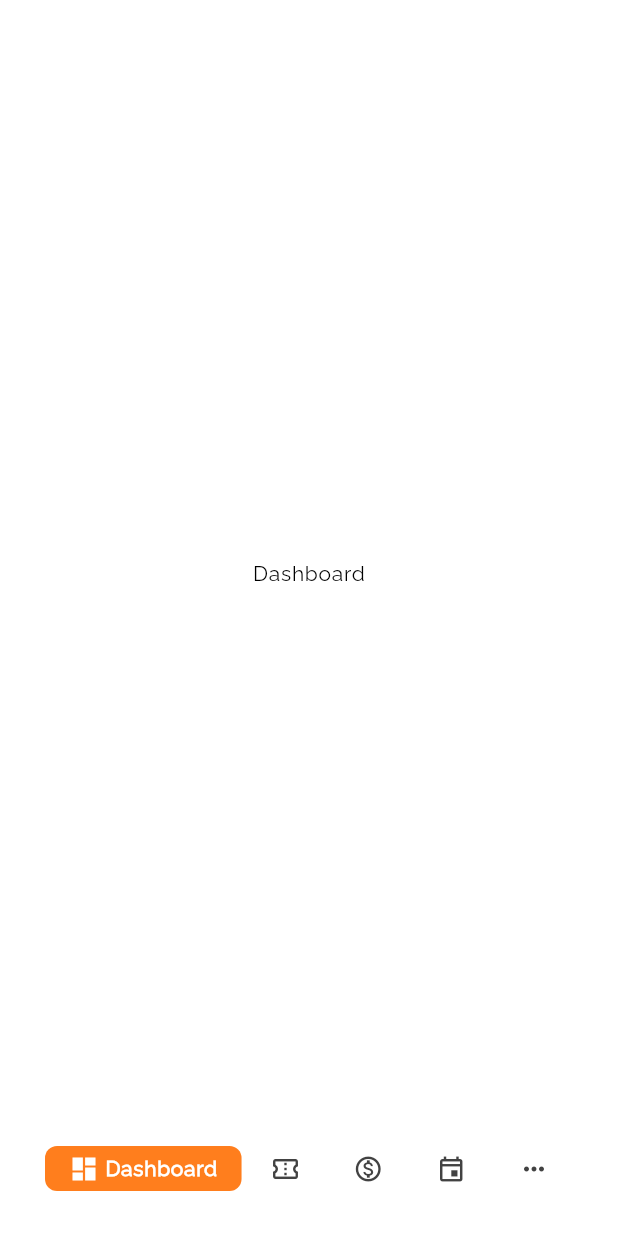
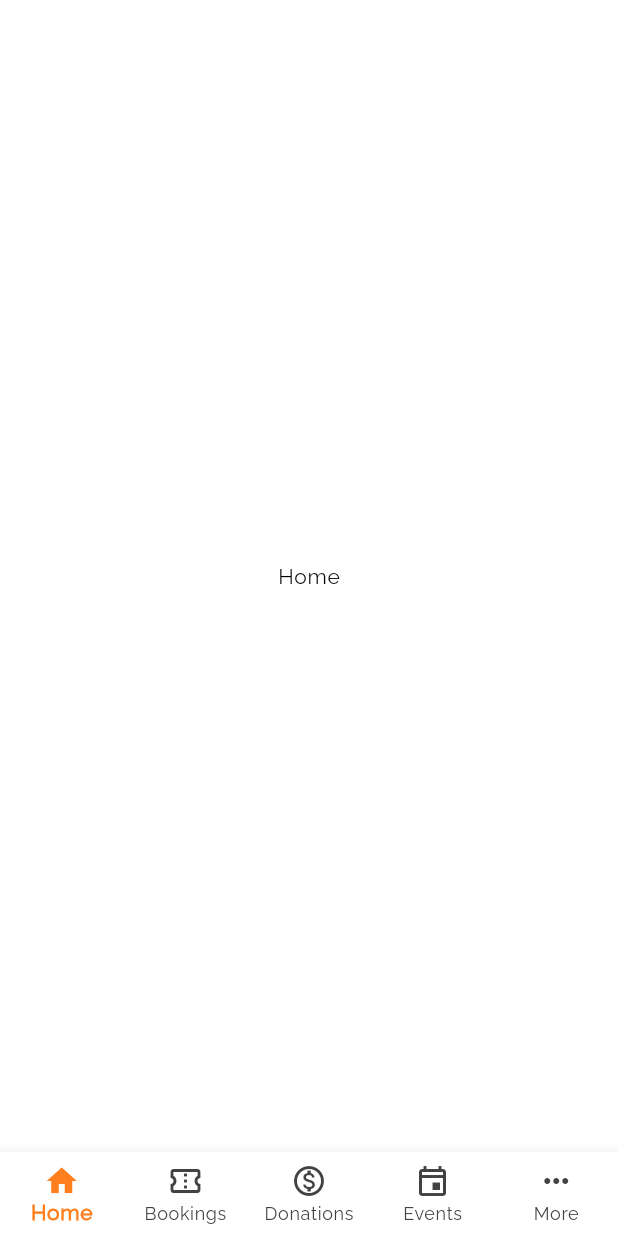
Before and after one commit to vishnucprasad/literate-octo-doodle, a Flutter app: the screen it shows after launch, on a phone screen of 412 x 824 dp. Run offline on Flutter 3.47's test engine with Material 3 defaults, Android fonts, the phone set to English and light mode, and no system bars; drawn by our look-alikes of google_nav_bar; our stand-ins replace flutter_dotenv, flutter_hooks, flutter_riverpod, freezed_annotation, go_router and 3 more; generated files the repository leaves out were written again.

Commit message:
refactor(navigation): replace google_nav_bar with default BottomNavigationBar
Removed google_nav_bar package and implemented Flutter's default BottomNavigationBar for better performance and maintainability.

```diff
--- a/lib/presentation/screens/home/bottom_nav/bottom_nav_screen.dart
+++ b/lib/presentation/screens/home/bottom_nav/bottom_nav_screen.dart
@@ -1,32 +1,29 @@
 import 'package:aaraadhya_temple_dashboard/app/router/app_routes.dart';
 import 'package:aaraadhya_temple_dashboard/core/extensions/app_theme_extension.dart';
 import 'package:flutter/material.dart';
+import 'package:flutter_hooks/flutter_hooks.dart';
 import 'package:go_router/go_router.dart';
-import 'package:google_nav_bar/google_nav_bar.dart';
 
-class BottomNavScreen extends StatelessWidget {
+class BottomNavScreen extends HookWidget {
   final Widget child;
 
   const BottomNavScreen({required this.child, super.key});
 
   @override
   Widget build(BuildContext context) {
+    final currentIndexNotifier = useState<int>(0);
+
     return Scaffold(
       body: SafeArea(child: child),
-      bottomNavigationBar: Padding(
-        padding: const EdgeInsets.fromLTRB(30, 0, 30, 30),
-        child: GNav(
-          haptic: true,
-          tabBorderRadius: 8,
-          curve: Curves.easeOutExpo,
-          duration: Duration(milliseconds: 500),
-          gap: 4,
-          color: context.colors.grey[900],
-          activeColor: context.colors.white,
-          iconSize: 20,
-          tabBackgroundColor: context.colorScheme.primary,
-          padding: EdgeInsets.symmetric(horizontal: 16, vertical: 5),
-          onTabChange: (index) {
+      bottomNavigationBar: BottomNavigationBar(
+        currentIndex: currentIndexNotifier.value,
+        type: BottomNavigationBarType.fixed,
+        enableFeedback: true,
+        selectedItemColor: context.colorScheme.primary,
+        selectedLabelStyle: TextStyle(fontWeight: FontWeight.bold),
+        unselectedItemColor: context.colors.grey[900],
+        showUnselectedLabels: true,
+        onTap: (index) {
           switch (index) {
             case 0:
               context.go(AppRoutes.dashboard.path);
@@ -44,15 +41,25 @@ class BottomNavScreen extends StatelessWidget {
               context.go(AppRoutes.more.path);
               break;
           }
+
+          currentIndexNotifier.value = index;
         },
-          tabs: [
-            GButton(icon: Icons.dashboard, text: 'Dashboard'),
-            GButton(icon: Icons.confirmation_num_outlined, text: 'Bookings'),
-            GButton(icon: Icons.monetization_on_outlined, text: 'Donations'),
-            GButton(icon: Icons.event_outlined, text: 'Events'),
-            GButton(icon: Icons.more_horiz, text: 'More'),
+        items: [
+          BottomNavigationBarItem(icon: Icon(Icons.home), label: 'Home'),
+          BottomNavigationBarItem(
+            icon: Icon(Icons.confirmation_num_outlined),
+            label: 'Bookings',
+          ),
+          BottomNavigationBarItem(
+            icon: Icon(Icons.monetization_on_outlined),
+            label: 'Donations',
+          ),
+          BottomNavigationBarItem(
+            icon: Icon(Icons.event_outlined),
+            label: 'Events',
+          ),
+          BottomNavigationBarItem(icon: Icon(Icons.more_horiz), label: 'More'),
         ],
-        ),
       ),
     );
   }
--- a/lib/presentation/screens/home/dashboard/dashboard_screen.dart
+++ b/lib/presentation/screens/home/dashboard/dashboard_screen.dart
@@ -5,6 +5,6 @@ class DashboardScreen extends StatelessWidget {
 
   @override
   Widget build(BuildContext context) {
-    return Center(child: Text('Dashboard'));
+    return Center(child: Text('Home'));
   }
 }
--- a/pubspec.yaml
+++ b/pubspec.yaml
@@ -16,7 +16,6 @@ dependencies:
   flutter_riverpod: ^2.6.1
   freezed_annotation: ^2.2.0
   go_router: ^14.8.1
-  google_nav_bar: ^5.0.7
   hooks_riverpod: ^2.6.1
   riverpod_annotation: ^2.6.1
 
```
Also changed, not shown: pubspec.lock. Lines whose indentation alone changed are shown as unchanged.
